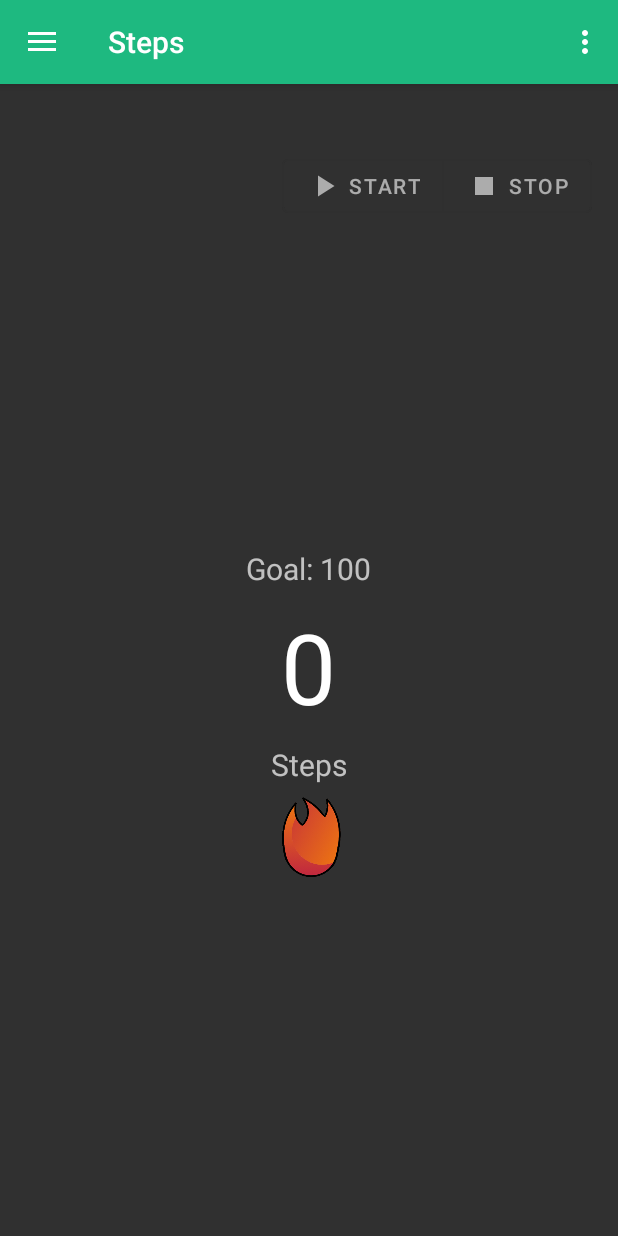
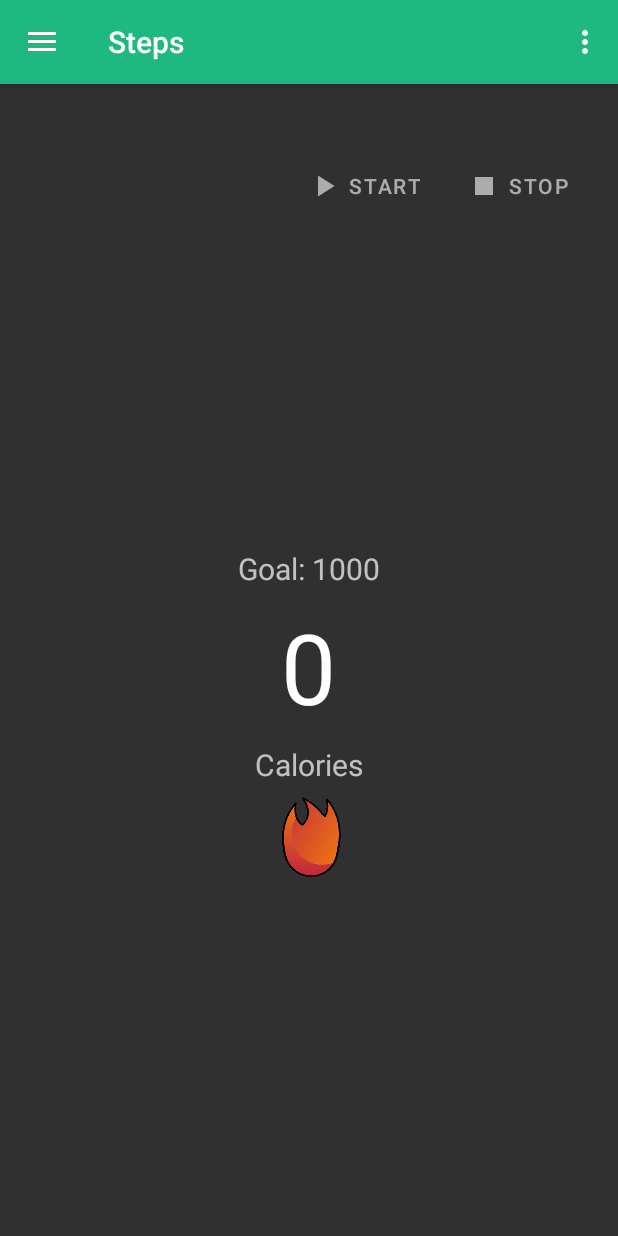
Before and after one commit to felixboelter/Android-Programming-Project, an Android app: the screen it shows after launch (MainActivity), on a phone screen of 412 x 824 dp. Run offline under Robolectric (Android 15) with nearby library versions, the phone set to English and light mode, and no system bars; our stand-ins replace navigation-ui; libraries missing offline, so code that uses them is left out: com.anychart, com.anychart.editor.

```diff
--- a/StepApp/app/src/main/java/com/example/stepapp/StepAppOpenHelper.java
+++ b/StepApp/app/src/main/java/com/example/stepapp/StepAppOpenHelper.java
@@ -165,6 +165,13 @@ public class StepAppOpenHelper extends SQLiteOpenHelper {
         StepAppOpenHelper databaseHelper = new StepAppOpenHelper(context);
         SQLiteDatabase database = databaseHelper.getReadableDatabase();
 
+        List<String> profile = StepAppOpenHelper.loadProfile(context);
+        Double weight = Double.parseDouble(profile.get(0).replaceAll("[^0-9]", ""));
+        Double height = Double.parseDouble(profile.get(1).replaceAll("[^0-9]", ""));
+        final double calorieConstant = 0.003154;
+
+
+
         String where = StepAppOpenHelper.KEY_DAY + " = ?";
         String [] whereArgs = { date };
 
@@ -182,6 +189,40 @@ public class StepAppOpenHelper extends SQLiteOpenHelper {
         Integer numSteps = steps.size();
         Log.d("STORED STEPS TODAY: ", String.valueOf(numSteps));
         return numSteps;
+    }
+
+
+
+    public static Double loadCalories(Context context, String date){
+        List<String> steps = new LinkedList<String>();
+        // Get the readable database
+        StepAppOpenHelper databaseHelper = new StepAppOpenHelper(context);
+        SQLiteDatabase database = databaseHelper.getReadableDatabase();
+
+        List<String> profile = StepAppOpenHelper.loadProfile(context);
+        Double weight = Double.parseDouble(profile.get(0).replaceAll("[^0-9]", ""));
+        Double height = Double.parseDouble(profile.get(1).replaceAll("[^0-9]", ""));
+        final double calorieConstant = 0.003154;
+
+
+
+        String where = StepAppOpenHelper.KEY_DAY + " = ?";
+        String [] whereArgs = { date };
+
+        Cursor cursor = database.query(StepAppOpenHelper.TABLE_NAME, null, where, whereArgs, null,
+                null, null );
+
+        // iterate over returned elements
+        cursor.moveToFirst();
+        for (int index=0; index < cursor.getCount(); index++){
+            steps.add(cursor.getString(0));
+            cursor.moveToNext();
+        }
+        database.close();
+
+        Double numSteps = (double) steps.size();
+
+        return numSteps * weight* height* calorieConstant;
     }
 
     /**
--- a/StepApp/app/src/main/java/com/example/stepapp/ui/CalorieCounter.java
+++ /dev/null
@@ -1,30 +0,0 @@
-package com.example.stepapp.ui;
-
-import com.example.stepapp.ui.home.HomeFragment;
-import com.example.stepapp.ui.profile.ProfileFragment;
-
-public class CalorieCounter {
-
-    ProfileFragment profileFragment;
-
-    private String weight = profileFragment.getWeightText();
-    private String height = profileFragment.getHeightText();
-
-    private int normalizeWeight(String weight){
-        return Integer.parseInt(weight);
-    }
-
-    private int normalizeHeight(String Height){
-        return Integer.parseInt(height);
-    }
-
-
-
-    public double caloriesBurnt(){
-        return normalizeHeight(height) * normalizeWeight(weight) * HomeFragment.stepsCompleted * Math.pow(3.154,-6);
-
-    }
-
-
-
-}
--- a/StepApp/app/src/main/java/com/example/stepapp/ui/home/HomeFragment.java
+++ b/StepApp/app/src/main/java/com/example/stepapp/ui/home/HomeFragment.java
@@ -41,8 +41,8 @@ public class HomeFragment extends Fragment {
     MaterialButtonToggleGroup materialButtonToggleGroup;
 
     // Text view and Progress Bar variables
-    public TextView stepsCountTextView;
-    public ProgressBar stepsCountProgressBar;
+    public TextView caloriesBurntTextView;
+    public ProgressBar caloriesBurntProgressBar;
     // ACC sensors.
     private Sensor mSensorACC;
     private SensorManager mSensorManager;
@@ -53,6 +53,8 @@ public class HomeFragment extends Fragment {
 
     // Completed steps
     public static int stepsCompleted = 0;
+
+    public static double caloriesBurnt = 0;
 
     public View onCreateView(@NonNull LayoutInflater inflater,
                              ViewGroup container, Bundle savedInstanceState) {
@@ -65,16 +67,17 @@ public class HomeFragment extends Fragment {
         String fDate = new SimpleDateFormat("yyyy-MM-dd").format(cDate);
         stepsCompleted = StepAppOpenHelper.loadSingleRecord(getContext(), fDate);
 
+        caloriesBurnt = StepAppOpenHelper.loadCalories(getContext(), fDate);
+
 
 
         // Text view & ProgressBar
-        stepsCountTextView = (TextView) root.findViewById(R.id.stepsCount);
-        stepsCountProgressBar = (ProgressBar) root.findViewById(R.id.progressBar);
-        stepsCountProgressBar.setMax(100);
+        caloriesBurntTextView =  root.findViewById(R.id.caloriesBurnt);
+        caloriesBurntProgressBar =  root.findViewById(R.id.progressBar);
+        caloriesBurntProgressBar.setMax(1000);
         //Set the Views with the number of stored steps
-        stepsCountTextView.setText(String.valueOf(stepsCompleted));
-        stepsCountProgressBar.setProgress(stepsCompleted);
-
+        caloriesBurntTextView.setText(String.valueOf((int) caloriesBurnt));
+        caloriesBurntProgressBar.setProgress((int) caloriesBurnt);
 
         //  Get an instance of the sensor manager.
         mSensorManager = (SensorManager) this.getActivity().getSystemService(Context.SENSOR_SERVICE);
@@ -88,7 +91,7 @@ public class HomeFragment extends Fragment {
         SQLiteDatabase database = databaseOpenHelper.getWritableDatabase();
 
         //Instantiate the StepCounterListener
-        listener = new StepCounterListener(database, stepsCountTextView, stepsCountProgressBar);
+        listener = new StepCounterListener(database, caloriesBurntTextView, caloriesBurntProgressBar);
 
 
 
--- a/StepApp/app/src/main/java/com/example/stepapp/ui/report/HourFragment.java
+++ b/StepApp/app/src/main/java/com/example/stepapp/ui/report/HourFragment.java
@@ -33,7 +33,7 @@ import java.util.TreeMap;
 
 public class HourFragment  extends Fragment {
 
-    public int todaySteps = 0;
+    public double todayCalories = 0;
     TextView numStepsTextView;
     AnyChartView anyChartView;
 
@@ -65,8 +65,8 @@ public class HourFragment  extends Fragment {
 
         // Add the number of steps in text view
         numStepsTextView = root.findViewById(R.id.numStepsTextView);
-        todaySteps = StepAppOpenHelper.loadSingleRecord(getContext(), current_time);
-        numStepsTextView.setText(String.valueOf(todaySteps));
+        todayCalories = StepAppOpenHelper.loadSingleRecord(getContext(), current_time);
+        numStepsTextView.setText(String.valueOf(todayCalories));
 
         return root;
     }
--- a/StepApp/app/src/main/res/layout/fragment_home.xml
+++ b/StepApp/app/src/main/res/layout/fragment_home.xml
@@ -28,7 +28,7 @@
             android:textSize="20sp" />
 
         <TextView
-            android:id="@+id/stepsCount"
+            android:id="@+id/caloriesBurnt"
             android:layout_width="wrap_content"
             android:layout_height="wrap_content"
             android:layout_marginStart="8dp"
@@ -45,7 +45,7 @@
             android:layout_marginStart="8dp"
             android:layout_marginTop="8dp"
             android:layout_marginEnd="8dp"
-            android:text="@string/steps"
+            android:text="@string/Calories"
             android:textAlignment="center"
             android:textSize="20sp" />
     </LinearLayout>
--- a/StepApp/app/src/main/res/layout/fragment_hour.xml
+++ b/StepApp/app/src/main/res/layout/fragment_hour.xml
@@ -79,7 +79,7 @@
             android:layout_height="wrap_content"
             android:layout_gravity="center"
             android:foregroundGravity="center"
-            android:text="@string/steps"
+            android:text="@string/Calories"
             android:textSize="18sp" />
 
     </LinearLayout>
--- a/StepApp/app/src/main/res/values/strings.xml
+++ b/StepApp/app/src/main/res/values/strings.xml
@@ -13,9 +13,9 @@
     <string name="menu_day">Day</string>
     <string name="menu_map">Map</string>
     <string name="menu_profile">Profile</string>
-    <string name="goal">Goal: 100</string>
+    <string name="goal">Goal: 1000</string>
     <string name="_0">0</string>
-    <string name="steps">Steps</string>
+    <string name="Calories">Calories</string>
     <string name="start">Start</string>
     <string name="toggle_stop">stop</string>
     <string name="toggle_start">start</string>
```
